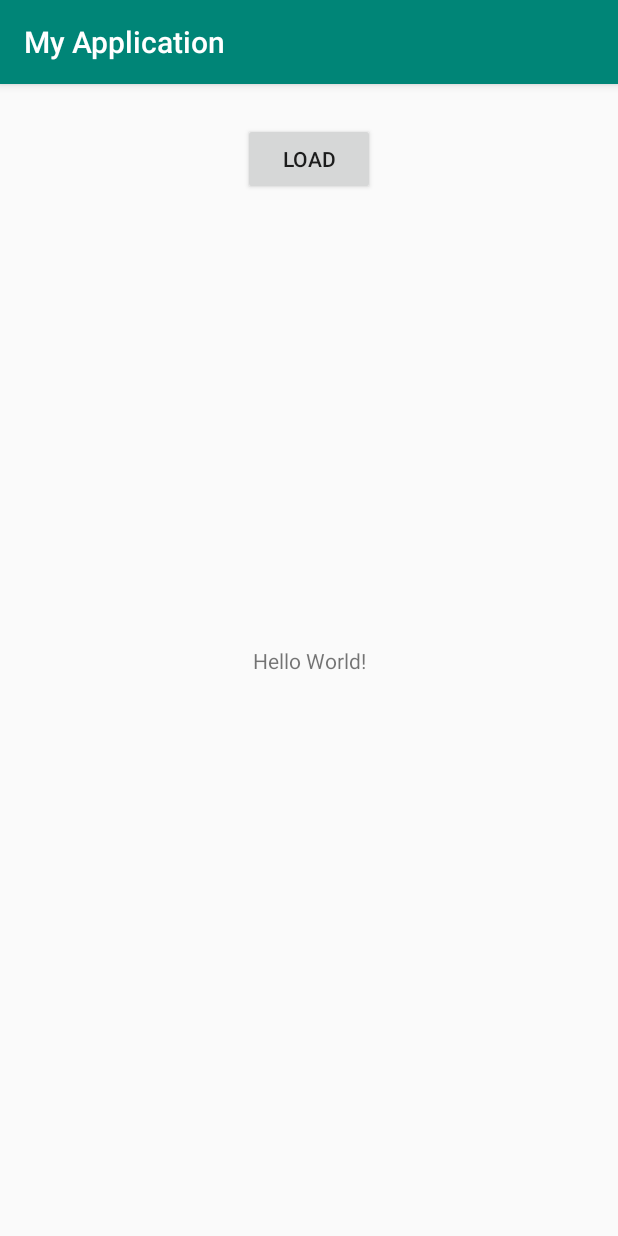
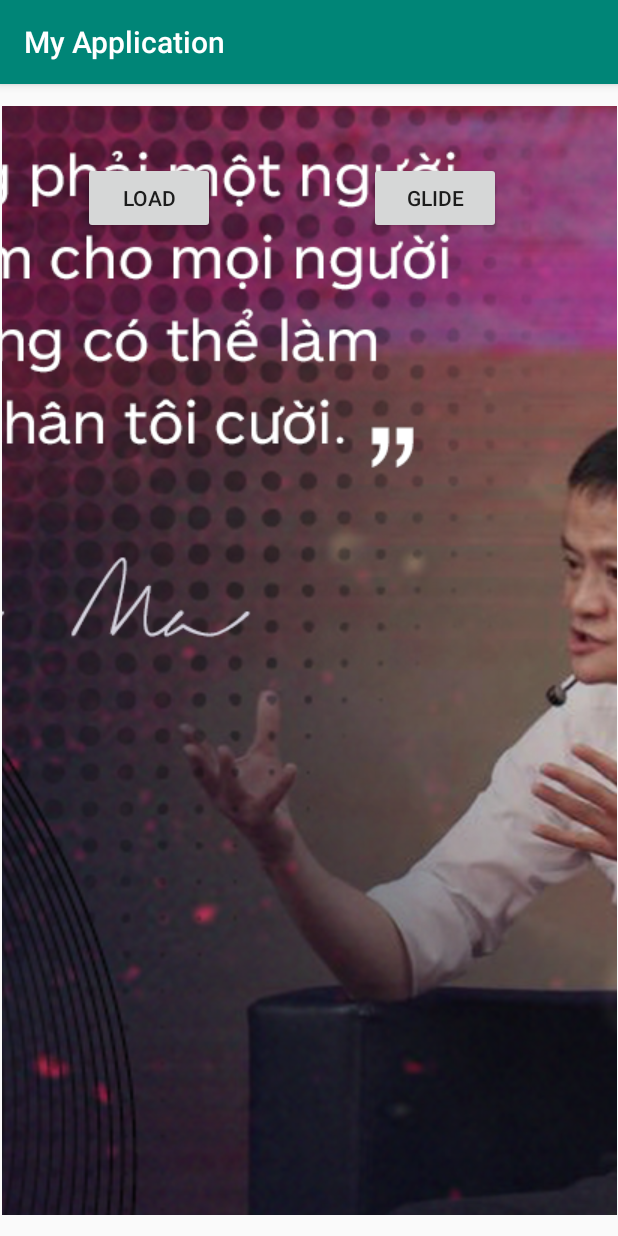
Before and after one commit to NguyenDinhHau/loadimage, an Android app: the screen it shows after launch (MainActivity), on a phone screen of 412 x 824 dp. Run offline under Robolectric (Android 15) with nearby library versions, the phone set to English and light mode, and no system bars; our stand-ins replace Picasso; pictures from the network do not load.

Commit message:
da them glide

```diff
--- a/app/build.gradle
+++ b/app/build.gradle
@@ -31,4 +31,5 @@ dependencies {
     androidTestImplementation 'com.android.support.test:runner:1.0.2'
     androidTestImplementation 'com.android.support.test.espresso:espresso-core:3.0.2'
     compile 'com.squareup.picasso:picasso:2.5.2'
+    implementation "com.github.bumptech.glide:glide:4.8.0"
 }
--- a/app/src/main/java/com/example/myapplication/MainActivity.kt
+++ b/app/src/main/java/com/example/myapplication/MainActivity.kt
@@ -2,6 +2,7 @@ package com.example.myapplication
 
 import android.support.v7.app.AppCompatActivity
 import android.os.Bundle
+import com.bumptech.glide.Glide
 import com.squareup.picasso.Picasso
 import kotlinx.android.synthetic.main.activity_main.*
 
@@ -17,5 +18,10 @@ class MainActivity : AppCompatActivity() {
                     .placeholder(R.drawable.vu_3)
                     .into(img_view)
         }
+        btn_glide.setOnClickListener {
+            Glide.with(this)
+                    .load("https://www.baodatviet.com/wp-content/uploads/2018/09/anh-gai-xinh-trong-bo-ao-ngu-sexy-nghet-tho-ab3368.jpg")
+                    .into(img_view)
+        }
     }
 }
--- a/app/src/main/res/layout/activity_main.xml
+++ b/app/src/main/res/layout/activity_main.xml
@@ -20,22 +20,33 @@
         android:id="@+id/btn_load"
         android:layout_width="wrap_content"
         android:layout_height="wrap_content"
-        android:layout_marginStart="162dp"
-        android:layout_marginTop="26dp"
-        android:layout_marginEnd="162dp"
+        android:layout_marginStart="55dp"
+        android:layout_marginTop="52dp"
         android:text="Load"
-        app:layout_constraintEnd_toEndOf="parent"
         app:layout_constraintStart_toStartOf="parent"
         app:layout_constraintTop_toTopOf="parent" />
 
     <ImageView
         android:id="@+id/img_view"
-        android:layout_width="408dp"
-        android:layout_height="623dp"
-        android:layout_marginTop="23dp"
+        android:layout_width="410dp"
+        android:layout_height="739dp"
+        app:layout_constraintBottom_toBottomOf="parent"
         app:layout_constraintEnd_toEndOf="parent"
         app:layout_constraintStart_toStartOf="parent"
-        app:layout_constraintTop_toBottomOf="@+id/btn_load"
-        tools:srcCompat="@tools:sample/avatars" />
+        app:layout_constraintTop_toTopOf="parent"
+        android:src="@drawable/anh1"
+        android:scaleType="center"/>
+
+    <Button
+        android:id="@+id/btn_glide"
+        android:layout_width="wrap_content"
+        android:layout_height="wrap_content"
+        android:layout_marginStart="102dp"
+        android:layout_marginTop="52dp"
+        android:layout_marginEnd="78dp"
+        android:text="Glide"
+        app:layout_constraintEnd_toEndOf="parent"
+        app:layout_constraintStart_toEndOf="@+id/btn_load"
+        app:layout_constraintTop_toTopOf="parent" />
 
 </android.support.constraint.ConstraintLayout>
```
